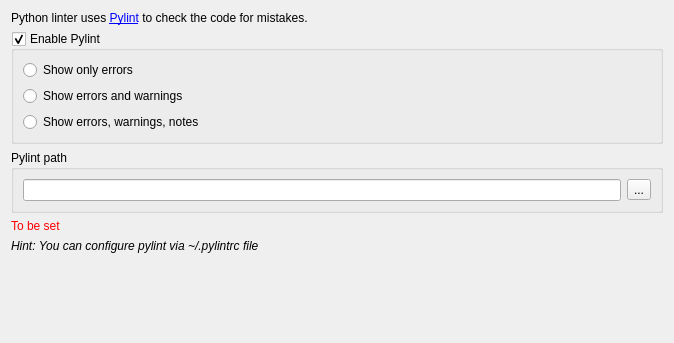
Before: the Qt Designer form enki/plugins/lint/Settings.ui in andreikop/enki, drawn with Qt 5.
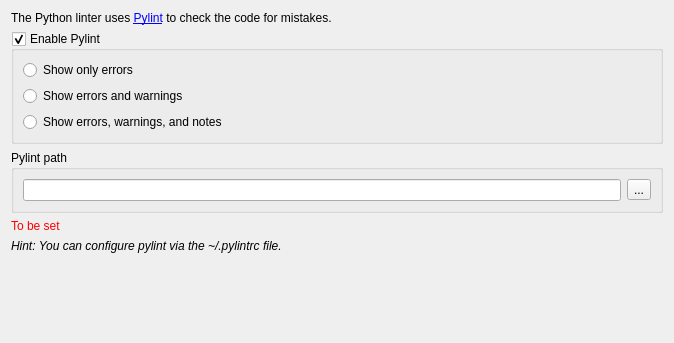
After: the same form once the commit is applied.

What changed in the file:
```diff
--- a/enki/plugins/lint/Settings.ui
+++ b/enki/plugins/lint/Settings.ui
@@ -17,7 +17,7 @@
    <item>
     <widget class="QLabel" name="label">
      <property name="text">
-      <string>&lt;html&gt;&lt;head/&gt;&lt;body&gt;&lt;p&gt;Python linter uses &lt;a href=&quot;http://pylint.org&quot;&gt;&lt;span style=&quot; text-decoration: underline; color:#0000ff;&quot;&gt;Pylint&lt;/span&gt;&lt;/a&gt; to check the code for mistakes.&lt;/p&gt;&lt;/body&gt;&lt;/html&gt;</string>
+      <string>&lt;html&gt;&lt;head/&gt;&lt;body&gt;&lt;p&gt;The Python linter uses &lt;a href=&quot;http://pylint.org&quot;&gt;&lt;span style=&quot; text-decoration: underline; color:#0000ff;&quot;&gt;Pylint&lt;/span&gt;&lt;/a&gt; to check the code for mistakes.&lt;/p&gt;&lt;/body&gt;&lt;/html&gt;</string>
      </property>
      <property name="openExternalLinks">
       <bool>true</bool>
@@ -50,7 +50,7 @@
       <item>
        <widget class="QRadioButton" name="rbAll">
         <property name="text">
-         <string>Show errors, warnings, notes</string>
+         <string>Show errors, warnings, and notes</string>
         </property>
        </widget>
       </item>
@@ -128,7 +128,7 @@
       </font>
      </property>
      <property name="text">
-      <string>Hint: You can configure pylint via ~/.pylintrc file</string>
+      <string>Hint: You can configure pylint via the ~/.pylintrc file.</string>
      </property>
     </widget>
    </item>
```
